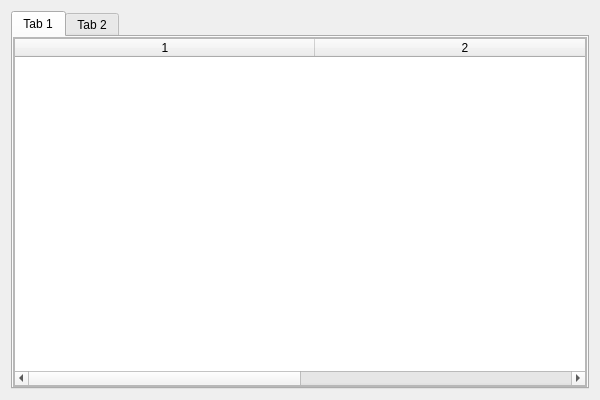
hanxiaofei1213/WindowsAssist, file src/WindowsAssist.ui: the form before one commit.
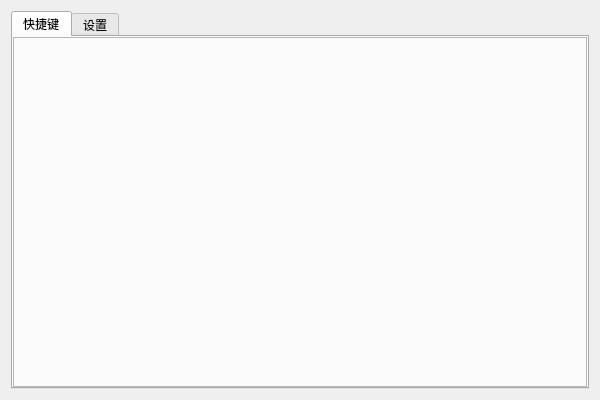
The form after the commit.

Diff of the .ui file:
```diff
--- a/src/WindowsAssist.ui
+++ b/src/WindowsAssist.ui
@@ -16,9 +16,12 @@
   <layout class="QVBoxLayout" name="verticalLayout">
    <item>
     <widget class="QTabWidget" name="tabWidget">
-     <widget class="QWidget" name="tab">
+     <property name="currentIndex">
+      <number>0</number>
+     </property>
+     <widget class="QWidget" name="">
       <attribute name="title">
-       <string>Tab 1</string>
+       <string>快捷键</string>
       </attribute>
       <layout class="QVBoxLayout" name="verticalLayout_2">
        <property name="spacing">
@@ -60,32 +63,6 @@
           <property name="bottomMargin">
            <number>0</number>
           </property>
-          <item>
-           <widget class="QTableWidget" name="tableWidget">
-            <property name="selectionBehavior">
-             <enum>QAbstractItemView::SelectRows</enum>
-            </property>
-            <property name="showGrid">
-             <bool>false</bool>
-            </property>
-            <property name="rowCount">
-             <number>2</number>
-            </property>
-            <property name="columnCount">
-             <number>2</number>
-            </property>
-            <attribute name="horizontalHeaderDefaultSectionSize">
-             <number>300</number>
-            </attribute>
-            <attribute name="verticalHeaderVisible">
-             <bool>false</bool>
-            </attribute>
-            <row/>
-            <row/>
-            <column/>
-            <column/>
-           </widget>
-          </item>
          </layout>
         </widget>
        </item>
@@ -93,7 +70,7 @@
      </widget>
      <widget class="QWidget" name="tab_2">
       <attribute name="title">
-       <string>Tab 2</string>
+       <string>设置</string>
       </attribute>
      </widget>
     </widget>
```
Left out of the diff: 2 changed lines with no effect on the pictures.
